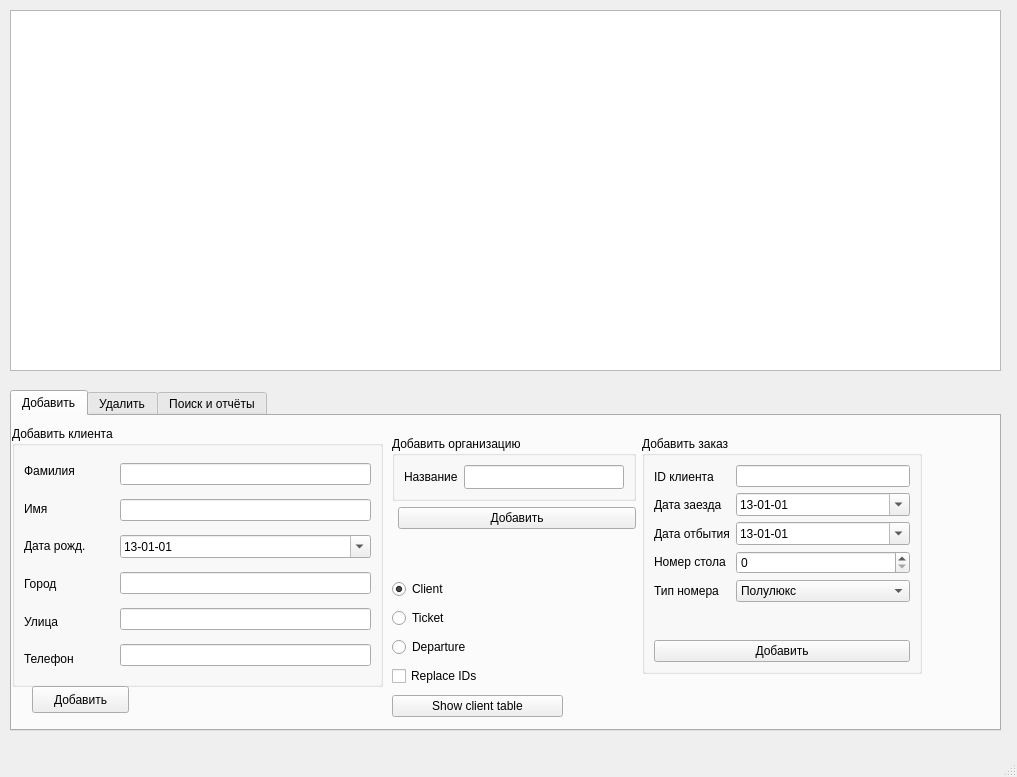
Old version of the form kisqpy/client/main.ui in the repository pkulev/scoodent.
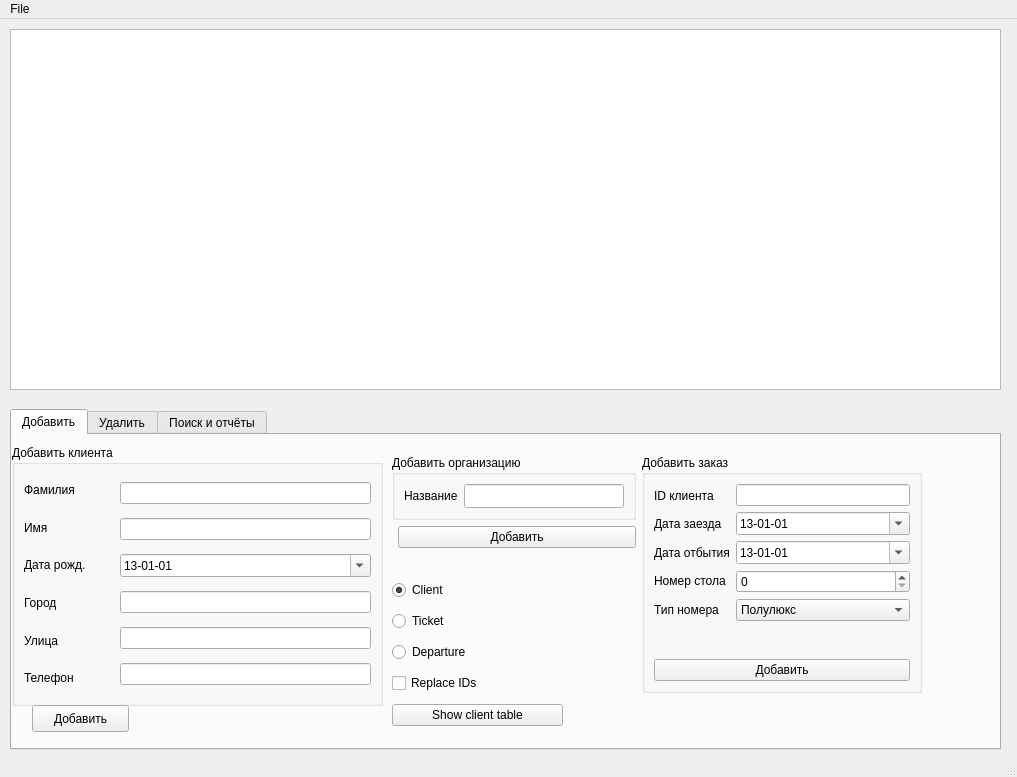
New version of the form. The open tabs and pages were chosen to show the change.

The edit to the form file:
```diff
--- a/kisqpy/client/main.ui
+++ b/kisqpy/client/main.ui
@@ -375,14 +375,20 @@
       <property name="text">
        <string>Добавить</string>
       </property>
+      <property name="checkable">
+       <bool>false</bool>
+      </property>
+      <property name="checked">
+       <bool>false</bool>
+      </property>
      </widget>
      <widget class="QWidget" name="">
       <property name="geometry">
        <rect>
         <x>380</x>
-        <y>160</y>
+        <y>140</y>
         <width>171</width>
-        <height>145</height>
+        <height>161</height>
        </rect>
       </property>
       <layout class="QVBoxLayout" name="verticalLayout_3">
@@ -1014,6 +1020,14 @@
      <height>21</height>
     </rect>
    </property>
+   <widget class="QMenu" name="menuFile">
+    <property name="title">
+     <string>File</string>
+    </property>
+    <addaction name="separator"/>
+    <addaction name="action_exit"/>
+   </widget>
+   <addaction name="menuFile"/>
   </widget>
   <widget class="QStatusBar" name="statusbar"/>
  </widget>
```
Left out of the diff: 65 changed lines with no effect on the pictures.
